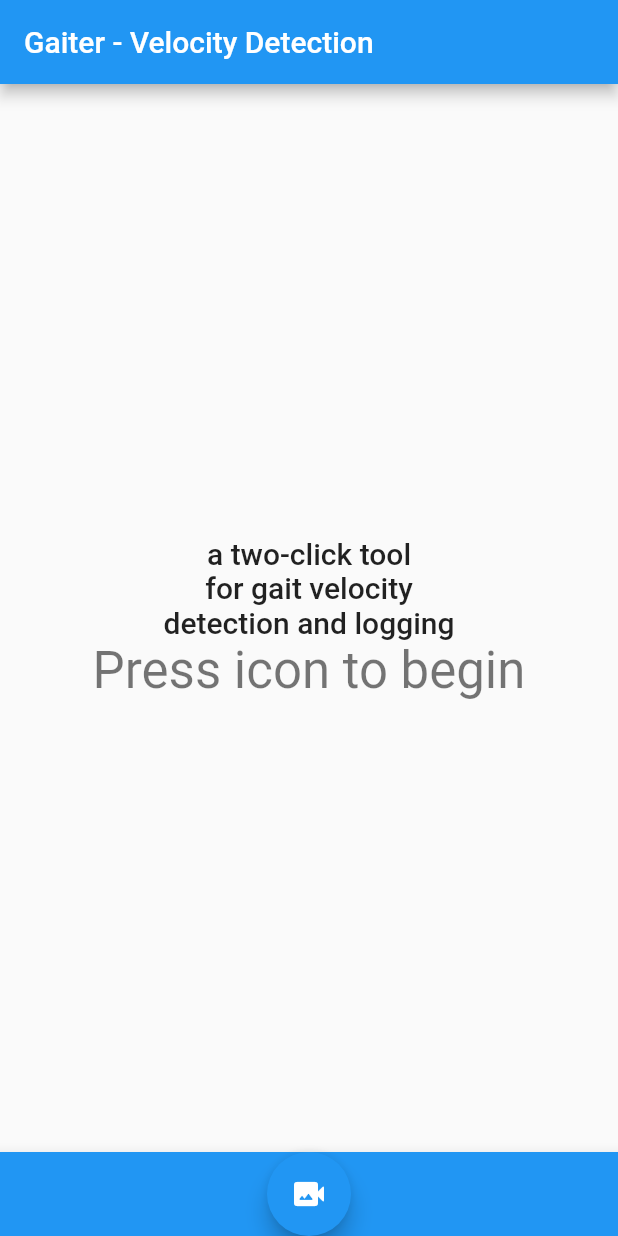
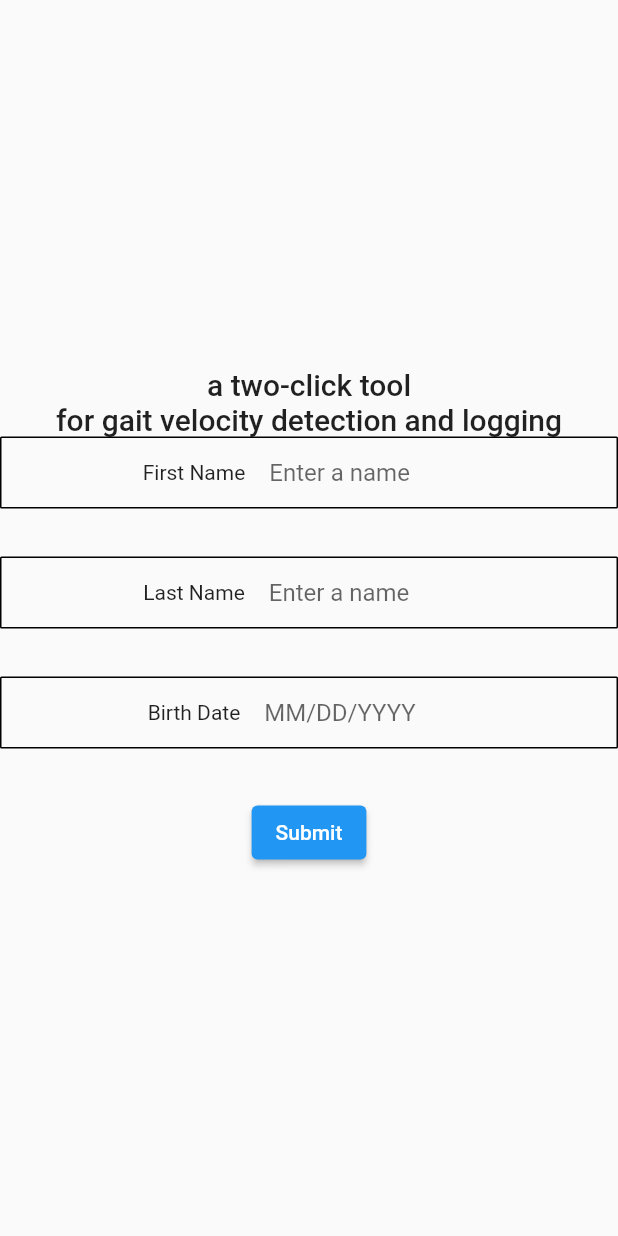
Before and after one commit to VisualPT/gaitr, a Flutter app: the screen it shows after launch, on a phone screen of 412 x 824 dp. Run offline on Flutter 3.47's test engine with Material 2 defaults, Android fonts, the phone set to English and light mode, and no system bars; our stand-ins replace camera, video_player; missing offline and left inert: amplify_api, amplify_auth_cognito, amplify_core, amplify_datastore, amplify_flutter, amplify_storage_s3 and 3 more.

Commit message:
Patient Data Form and file decluttering

```diff
--- /dev/null
+++ b/lib/form.dart
@@ -0,0 +1,93 @@
+import 'package:flutter/material.dart';
+import 'package:gaiter/camera_page.dart';
+import 'package:gaiter/storageHelper.dart';
+
+class PatientForm extends StatefulWidget {
+  const PatientForm({Key? key}) : super(key: key);
+
+  @override
+  State<PatientForm> createState() => _PatientFormState();
+}
+
+class _PatientFormState extends State<PatientForm> {
+  // Create a global key that uniquely identifies the Form widget
+  // and allows validation of the form.
+  final _formKey = GlobalKey<FormState>();
+
+  @override
+  Widget build(BuildContext context) {
+    return Form(
+      key: _formKey,
+      child: Center(
+        child: Column(
+          mainAxisAlignment: MainAxisAlignment.center,
+          children: [
+            _formInput("First Name"),
+            const Padding(padding: EdgeInsets.symmetric(vertical: 16)),
+            _formInput("Last Name"),
+            const Padding(padding: EdgeInsets.symmetric(vertical: 16)),
+            _formInput("Birth Date",
+                validationRegex:
+                    r'^(0[1-9]|1[0-2])\/(0[1-9]|1\d|2\d|3[01])\/(19|20)\d{2}$',
+                hintTextExample: "MM/DD/YYYY"),
+            const Padding(padding: EdgeInsets.symmetric(vertical: 16)),
+            ElevatedButton(
+              onPressed: () {
+                if (_formKey.currentState!.validate()) {
+                  _formKey.currentState!.save();
+                  Navigator.push(context, MaterialPageRoute(builder: (context) {
+                    return const CameraPage();
+                  }));
+                }
+              },
+              child: const Text('Submit'),
+            ),
+          ],
+        ),
+      ),
+    );
+  }
+
+  Widget _formInput(String field,
+      {int lines = 1,
+      TextInputType inputType = TextInputType.text,
+      String validationRegex = r'[A-Z]',
+      String hintTextExample = " "}) {
+    String hintText = hintTextExample.contains(" ")
+        ? 'Enter a ${field.split(' ')[1].toLowerCase()}'
+        : hintTextExample;
+    return DecoratedBox(
+      decoration: BoxDecoration(
+        border: Border.all(),
+        borderRadius: BorderRadius.circular(1),
+      ),
+      child: Row(
+        mainAxisAlignment: MainAxisAlignment.center,
+        children: [
+          Padding(
+            padding: const EdgeInsets.only(right: 16),
+            child: Text(field),
+          ),
+          SizedBox(
+            width: MediaQuery.of(context).size.width / 3,
+            child: TextFormField(
+              keyboardType: inputType,
+              maxLines: lines,
+              textCapitalization: TextCapitalization.words,
+              decoration:
+                  InputDecoration(hintText: hintText, border: InputBorder.none),
+              validator: (value) => value == null || value.isEmpty
+                  ? 'Please enter a valid response'
+                  : value.contains(RegExp(validationRegex))
+                      ? null
+                      : 'Please enter a valid response',
+              onSaved: (String? value) {
+                storeValue(field, value);
+              },
+            ),
+          ),
+        ],
+      ),
+    );
+  }
+}
--- a/lib/main.dart
+++ b/lib/main.dart
@@ -2,24 +2,14 @@
 //export PATH=/Users/crich/Documents/flutter/bin:$PATH
 
 import 'package:flutter/material.dart';
-import 'camera_page.dart';
-
-// amplify packages we will need to use
-import 'package:amplify_flutter/amplify_flutter.dart';
-import 'package:amplify_datastore/amplify_datastore.dart';
-import 'package:amplify_api/amplify_api.dart';
-import 'package:amplify_auth_cognito/amplify_auth_cognito.dart';
-import 'package:amplify_storage_s3/amplify_storage_s3.dart';
-
-// amplify configuration and models that should have been generated for you
-import 'amplifyconfiguration.dart';
-import 'models/ModelProvider.dart';
+import 'package:flutter/services.dart';
+import 'package:gaiter/config.dart';
+import 'package:gaiter/form.dart';
 
 void main() {
   runApp(const MyApp());
 }
 
-//TODO Collect basic user info
 //TODO Optimize camera startup time
 //TODO Generate PDF
 
@@ -47,57 +37,20 @@ class HomePage extends StatefulWidget {
 }
 
 class _HomePageState extends State<HomePage> {
-  final AmplifyDataStore _dataStorePlugin =
-      AmplifyDataStore(modelProvider: ModelProvider.instance);
-  final AmplifyAPI _apiPlugin = AmplifyAPI();
-  final AmplifyAuthCognito _authPlugin = AmplifyAuthCognito();
-  final AmplifyStorageS3 _storagePlugin = AmplifyStorageS3();
-  //late StreamSubscription<QuerySnapshot<Todo>> _subscription; FOR LIVE UPDATES
-
   @override
   void initState() {
-    _initializeApp();
-
     super.initState();
-  }
-
-  Future<void> _configureAmplify() async {
-    try {
-      await Amplify.addPlugins(
-          [_dataStorePlugin, _apiPlugin, _authPlugin, _storagePlugin]);
-      await Amplify.configure(amplifyconfig);
-    } catch (e) {
-      print('An error occurred while configuring Amplify: $e');
-    }
-  }
-
-  Future<void> _initializeApp() async {
-    await _configureAmplify();
-
-    //FOR LIVE UPDATES
-    // DataStore.observeQuery() will emit an initial QuerySnapshot in the local store,
-    // and will emit subsequent snapshots as updates are made
-    //
-    // each time a snapshot is received, the following will happen:
-    // _isLoading is set to false if it is not already false
-    // _todos is set to the value in the latest snapshot
-    /*
-    _subscription = Amplify.DataStore.observeQuery(Todo.classType)
-        .listen((QuerySnapshot<Todo> snapshot) {
-      setState(() {
-        if (_isLoading) _isLoading = false;
-        _todos = snapshot.items;
-      });
-    });
-    */
+    SystemChrome.setPreferredOrientations([
+      DeviceOrientation.portraitUp,
+    ]);
+    configureAmplify();
   }
 
   @override
   Widget build(BuildContext context) {
-    return Scaffold(
-      appBar: AppBar(
-        title: const Text('Gaiter - Velocity Detection'),
-      ),
+    return GestureDetector(
+      onTap: () => FocusManager.instance.primaryFocus?.unfocus(),
+      child: Scaffold(
         body: Center(
           child: Column(
             mainAxisAlignment: MainAxisAlignment.center,
@@ -107,36 +60,14 @@ class _HomePageState extends State<HomePage> {
                 style: Theme.of(context).textTheme.headline6,
               ),
               Text(
-              'for gait velocity',
+                'for gait velocity detection and logging',
                 style: Theme.of(context).textTheme.headline6,
               ),
-            Text(
-              'detection and logging',
-              style: Theme.of(context).textTheme.headline6,
-            ),
-            Text(
-              'Press icon to begin',
-              style: Theme.of(context).textTheme.headline4,
-            ),
+              const PatientForm()
             ],
           ),
         ),
-      bottomNavigationBar: BottomAppBar(
-        child: Row(mainAxisAlignment: MainAxisAlignment.center, children: [
-          FloatingActionButton(
-            onPressed: () {
-              Navigator.push(context, MaterialPageRoute(builder: (context) {
-                return const CameraPage();
-              }));
-            },
-            tooltip: 'Take Video',
-            child: const Icon(Icons.video_camera_back_rounded),
       ),
-        ]),
-        color: Colors.blue,
-      ),
-
-      // This trailing comma makes auto-formatting nicer for build methods.
     );
   }
 }
```
Also changed, not shown: lib/config.dart (added, +25 -0 lines), lib/storageHelper.dart (+28 -7 lines). Lines whose indentation alone changed are shown as unchanged.
